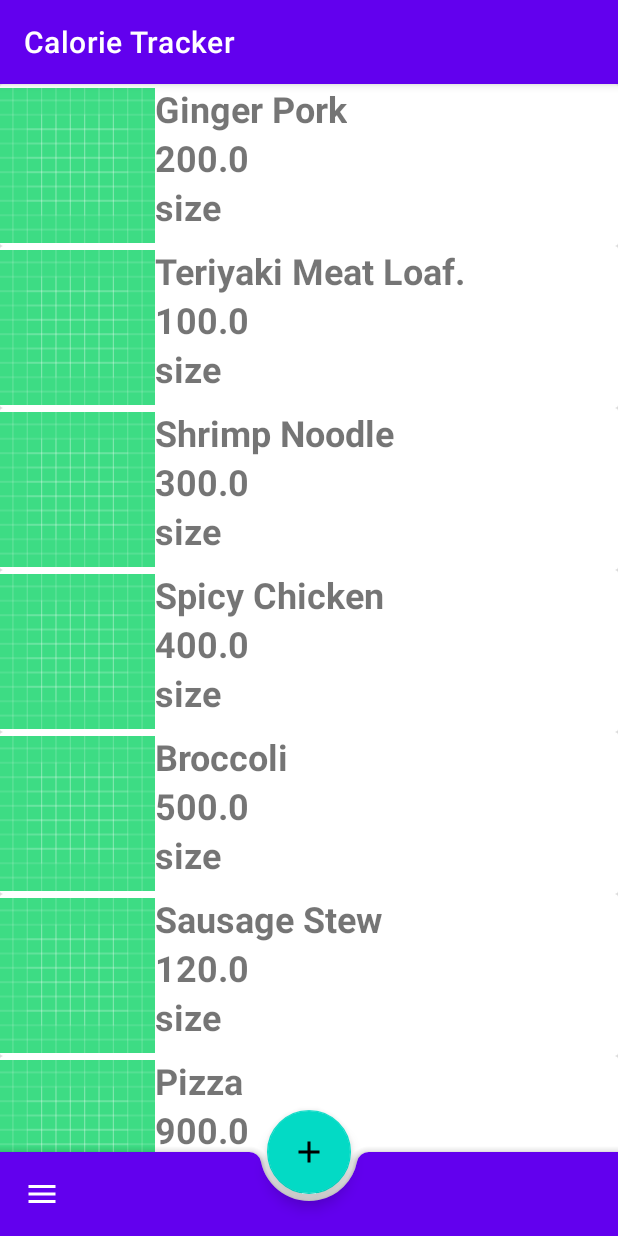
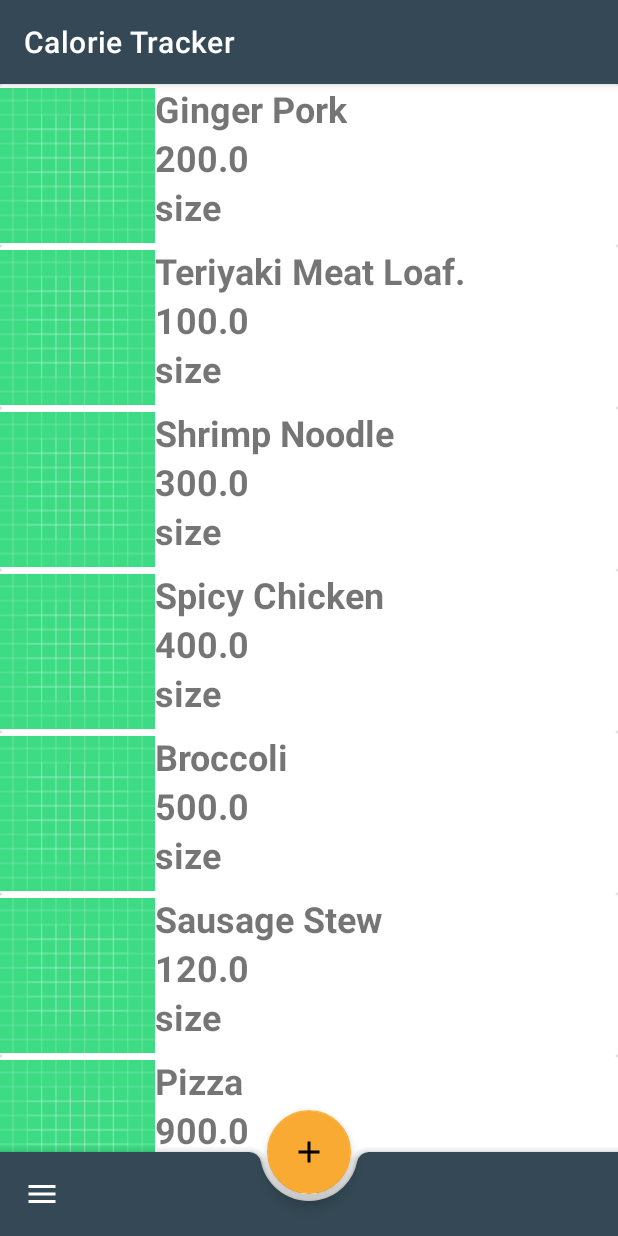
Before and after one commit to Vit-Zakh/calorie-tracker, an Android app: the screen it shows after launch (MainActivity), on a phone screen of 412 x 824 dp. Run offline under Robolectric (Android 15) with nearby library versions, the phone set to English and light mode, and no system bars; pictures from the network do not load.

Commit message:
adding main colors

```diff
--- a/app/src/main/res/values-night/themes.xml
+++ b/app/src/main/res/values-night/themes.xml
@@ -3,11 +3,11 @@
     <style name="Theme.CalorieTracker" parent="Theme.MaterialComponents.DayNight.DarkActionBar">
         <!-- Primary brand color. -->
         <item name="colorPrimary">@color/purple_200</item>
-        <item name="colorPrimaryVariant">@color/purple_700</item>
+        <item name="colorPrimaryVariant">@color/primary_800</item>
         <item name="colorOnPrimary">@color/black</item>
         <!-- Secondary brand color. -->
-        <item name="colorSecondary">@color/teal_200</item>
-        <item name="colorSecondaryVariant">@color/teal_200</item>
+        <item name="colorSecondary">@color/secondary_orange</item>
+        <item name="colorSecondaryVariant">@color/secondary_orange</item>
         <item name="colorOnSecondary">@color/black</item>
         <!-- Status bar color. -->
         <item name="android:statusBarColor" tools:targetApi="l">?attr/colorPrimaryVariant</item>
--- a/app/src/main/res/values/colors.xml
+++ b/app/src/main/res/values/colors.xml
@@ -1,9 +1,10 @@
 <?xml version="1.0" encoding="utf-8"?>
 <resources>
     <color name="purple_200">#FFBB86FC</color>
-    <color name="purple_500">#FF6200EE</color>
-    <color name="purple_700">#FF3700B3</color>
-    <color name="teal_200">#FF03DAC5</color>
+    <color name="primary_700">#344955</color>
+    <color name="primary_800">#232f34</color>
+    <color name="primary_back">#CFD8DE</color>
+    <color name="secondary_orange">#f9aa33</color>
     <color name="teal_700">#FF018786</color>
     <color name="black">#FF000000</color>
     <color name="white">#FFFFFFFF</color>
--- a/app/src/main/res/values/themes.xml
+++ b/app/src/main/res/values/themes.xml
@@ -2,11 +2,11 @@
     <!-- Base application theme. -->
     <style name="Theme.CalorieTracker" parent="Theme.MaterialComponents.DayNight.DarkActionBar">
         <!-- Primary brand color. -->
-        <item name="colorPrimary">@color/purple_500</item>
-        <item name="colorPrimaryVariant">@color/purple_700</item>
+        <item name="colorPrimary">@color/primary_700</item>
+        <item name="colorPrimaryVariant">@color/primary_back</item>
         <item name="colorOnPrimary">@color/white</item>
         <!-- Secondary brand color. -->
-        <item name="colorSecondary">@color/teal_200</item>
+        <item name="colorSecondary">@color/secondary_orange</item>
         <item name="colorSecondaryVariant">@color/teal_700</item>
         <item name="colorOnSecondary">@color/black</item>
         <!-- Status bar color. -->
```
